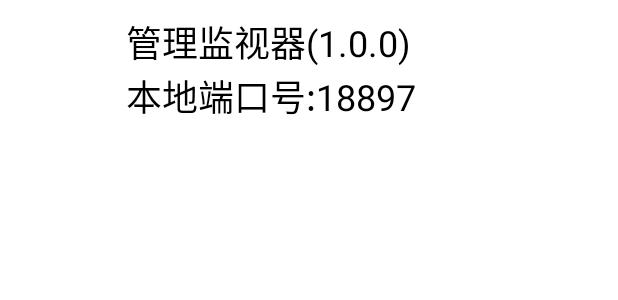
After one commit to Hicores/HCP_Android, an Android app: the layout plugin_item.xml on its own in the app's theme, with its tools: preview values and no code run, on a phone screen of 412 x 824 dp. The commit adds this screen. Shown: the top 300 px of the screen. Run offline under Robolectric (Android 15) with nearby library versions, the phone set to English and light mode, and no system bars.

Commit message:
support add and show plugin

```diff
--- a/app/src/main/java/cc/hicore/MiraiHCP/data/HCPPlugin.java
+++ b/app/src/main/java/cc/hicore/MiraiHCP/data/HCPPlugin.java
@@ -8,6 +8,7 @@ import cc.hicore.HCPBridge.data.IHCPEvent;
 
 public class HCPPlugin {
     //基础信息
+    public String id;
     public String authorName;
     public String pluginName;
     public String version;
@@ -17,6 +18,7 @@ public class HCPPlugin {
     public boolean isRunning;
     public boolean isLoaded;
     public boolean isRemoved;
+
     public HCPBridge bridge;
     public HCPResUtils resUtils;
     public IHCPEvent eventReceiver;
--- /dev/null
+++ b/app/src/main/res/layout/plugin_item.xml
@@ -0,0 +1,34 @@
+<?xml version="1.0" encoding="utf-8"?>
+<RelativeLayout xmlns:android="http://schemas.android.com/apk/res/android"
+    android:clickable="true"
+    android:foreground="?android:attr/selectableItemBackground"
+    android:layout_width="match_parent"
+    android:layout_height="wrap_content">
+    <ImageView
+        android:id="@+id/Plugin_Item_Icon"
+        android:layout_width="64dp"
+        android:layout_height="64dp"
+        android:layout_marginLeft="10dp"
+        android:layout_marginTop="10dp"
+        android:layout_marginBottom="10dp"
+        android:layout_marginRight="10dp" />
+    <TextView
+        android:id="@+id/Plugin_Item_Name"
+        android:layout_width="wrap_content"
+        android:layout_height="wrap_content"
+        android:layout_marginTop="10dp"
+        android:layout_toRightOf="@id/Plugin_Item_Icon"
+        android:text="管理监视器(1.0.0)"
+        android:textColor="@color/common_font_color"
+        android:textSize="24sp" />
+
+    <TextView
+        android:id="@+id/Plugin_Item_Port"
+        android:layout_width="wrap_content"
+        android:layout_height="wrap_content"
+        android:layout_below="@+id/Plugin_Item_Name"
+        android:layout_toRightOf="@id/Plugin_Item_Icon"
+        android:text="本地端口号:18897"
+        android:textColor="@color/common_font_color"
+        android:textSize="24sp" />
+</RelativeLayout>
```
Also changed, not shown: app/build.gradle (+5 -3 lines), app/src/main/java/cc/hicore/MiraiHCP/ApplicationImpl.java (+9 -0 lines), app/src/main/java/cc/hicore/MiraiHCP/MainActivity.java (+44 -4 lines), app/src/main/java/cc/hicore/MiraiHCP/PluginManager/PluginManager.java (+133 -5 lines), app/src/main/java/cc/hicore/MiraiHCP/impl/HCPBridgeImpl.java (added, +111 -0 lines), app/src/main/java/cc/hicore/MiraiHCP/impl/ResBridgeImpl.java (added, +12 -0 lines), 2 other files.
